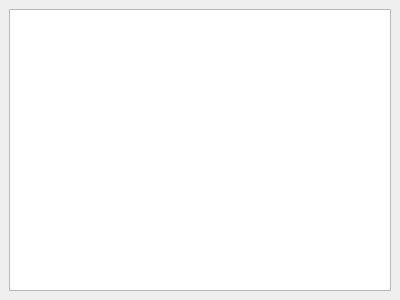
First picture: the form in pyomo/contrib/viewer/model_browser.ui, repository Pyomo/pyomo, before the edit.
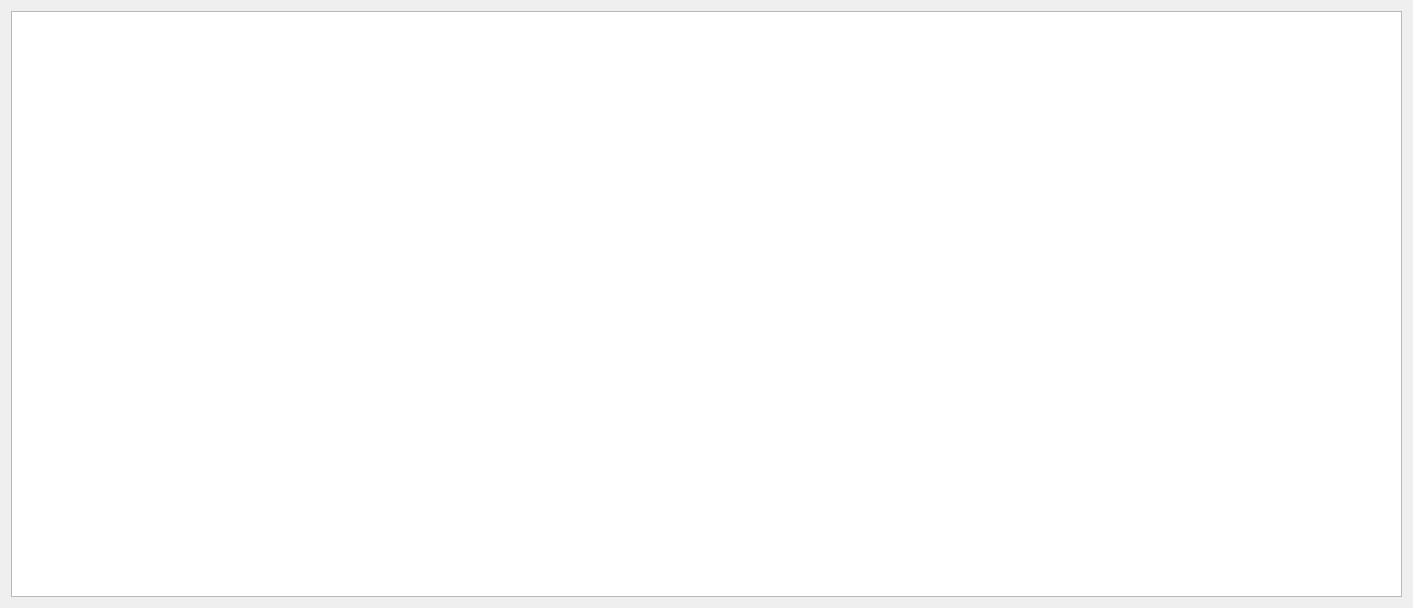
Second picture: the form after the edit.

Commit message: Swithced to MDI, and abandon dream of embeding a jupyter console in the model viewer.

Diff of the .ui file:
```diff
--- a/pyomo/contrib/viewer/model_browser.ui
+++ b/pyomo/contrib/viewer/model_browser.ui
@@ -1,31 +1,23 @@
 <?xml version="1.0" encoding="UTF-8"?>
 <ui version="4.0">
- <class>DockWidget</class>
- <widget class="QDockWidget" name="DockWidget">
+ <class>ModelView</class>
+ <widget class="QWidget" name="ModelView">
   <property name="geometry">
    <rect>
     <x>0</x>
     <y>0</y>
-    <width>400</width>
-    <height>300</height>
+    <width>1413</width>
+    <height>608</height>
    </rect>
   </property>
-  <property name="sizePolicy">
-   <sizepolicy hsizetype="Preferred" vsizetype="Preferred">
-    <horstretch>0</horstretch>
-    <verstretch>0</verstretch>
-   </sizepolicy>
-  </property>
   <property name="windowTitle">
    <string>DockWidget</string>
   </property>
-  <widget class="QWidget" name="dockWidgetContents">
-   <layout class="QHBoxLayout" name="horizontalLayout">
+  <layout class="QVBoxLayout" name="verticalLayout">
     <item>
      <widget class="QTreeView" name="treeView"/>
     </item>
    </layout>
-  </widget>
  </widget>
  <resources/>
  <connections/>
```
Left out of the diff: 2 changed lines with no effect on the pictures. Lines whose indentation alone changed are shown as unchanged. The commit also changes 6 other files.
